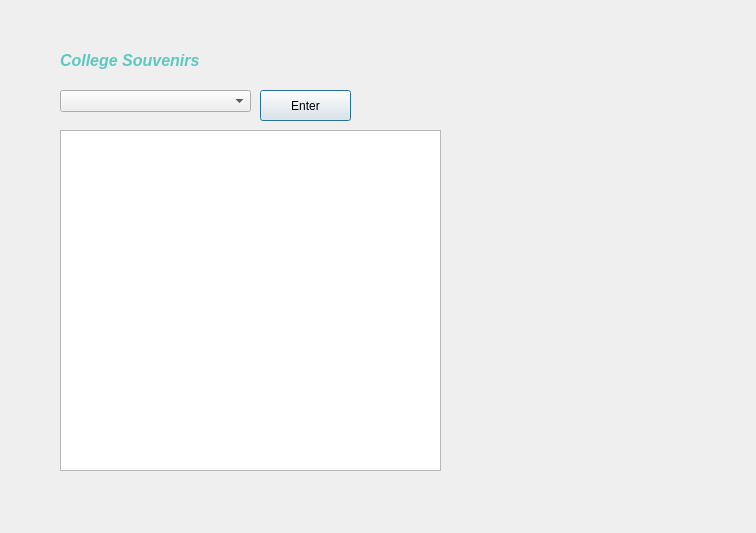
The window that souveniraddandedit.ui (Ling2251/CS1D-College-Tour) describes before a commit, drawn with Qt 5.
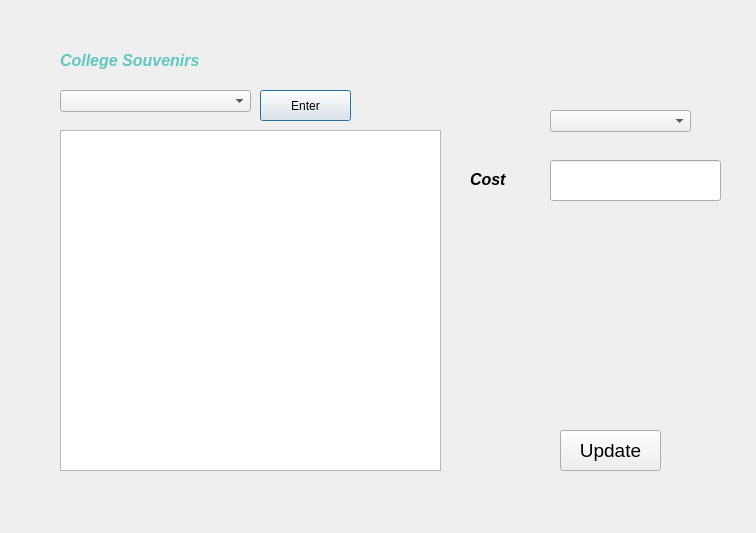
The same window after the commit.

Commit message: edit the souvenir succesful

Patch:
```diff
--- a/souveniraddandedit.ui
+++ b/souveniraddandedit.ui
@@ -59,6 +59,57 @@
     <string>Enter</string>
    </property>
   </widget>
+  <widget class="QPushButton" name="update">
+   <property name="geometry">
+    <rect>
+     <x>560</x>
+     <y>430</y>
+     <width>101</width>
+     <height>41</height>
+    </rect>
+   </property>
+   <property name="font">
+    <font>
+     <pointsize>14</pointsize>
+    </font>
+   </property>
+   <property name="text">
+    <string>Update</string>
+   </property>
+  </widget>
+  <widget class="QLabel" name="cost">
+   <property name="geometry">
+    <rect>
+     <x>470</x>
+     <y>170</y>
+     <width>71</width>
+     <height>20</height>
+    </rect>
+   </property>
+   <property name="text">
+    <string>&lt;html&gt;&lt;head/&gt;&lt;body&gt;&lt;p&gt;&lt;span style=&quot; font-size:12pt; font-weight:600; font-style:italic;&quot;&gt;Cost&lt;/span&gt;&lt;/p&gt;&lt;/body&gt;&lt;/html&gt;</string>
+   </property>
+  </widget>
+  <widget class="QLineEdit" name="costLine">
+   <property name="geometry">
+    <rect>
+     <x>550</x>
+     <y>160</y>
+     <width>171</width>
+     <height>41</height>
+    </rect>
+   </property>
+  </widget>
+  <widget class="QComboBox" name="displayItemComBox">
+   <property name="geometry">
+    <rect>
+     <x>550</x>
+     <y>110</y>
+     <width>141</width>
+     <height>22</height>
+    </rect>
+   </property>
+  </widget>
  </widget>
  <resources/>
  <connections/>
```
The commit also changes 2 other files.
